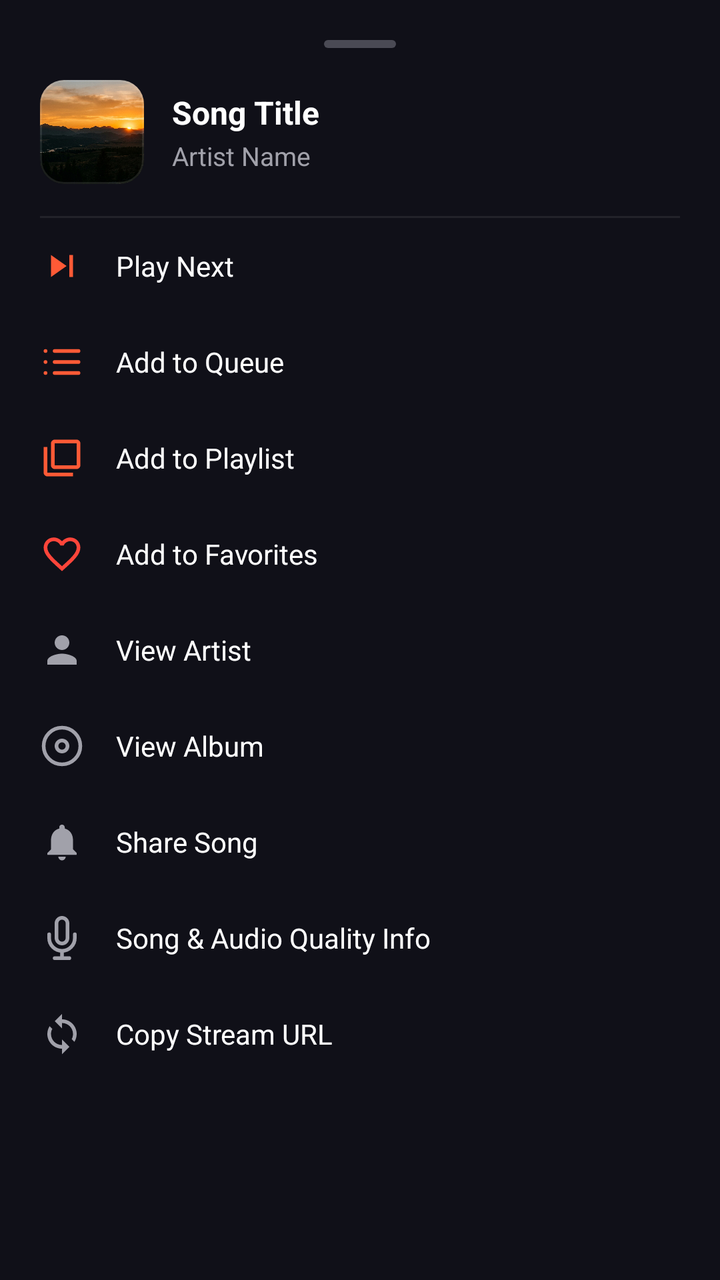
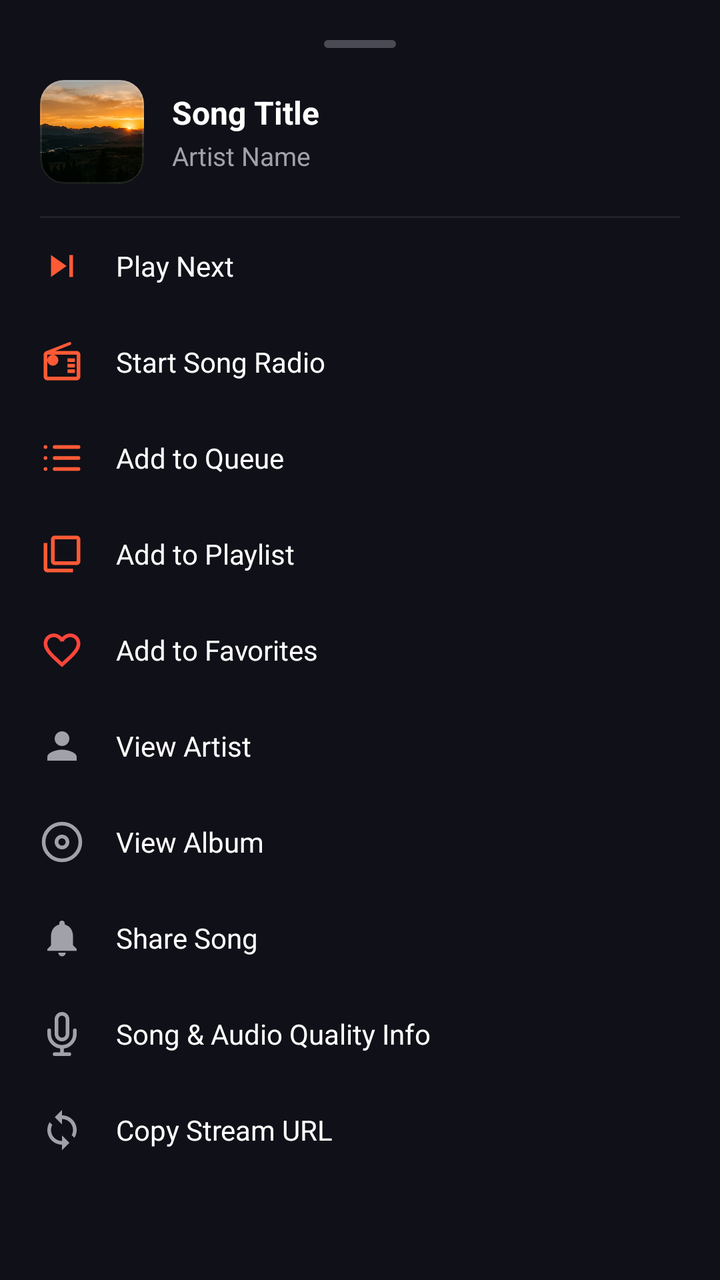

Screens rendered from an Android XML layout before and after an edit, with the pre-edit source and the edit as a unified diff.
<!-- AndroidManifest.xml: application theme Theme.EMBER -->
<!-- res/layout/dialog_song_options.xml -->
<?xml version="1.0" encoding="utf-8"?>
<LinearLayout xmlns:android="http://schemas.android.com/apk/res/android"
    xmlns:app="http://schemas.android.com/apk/res-auto"
    android:layout_width="match_parent"
    android:layout_height="wrap_content"
    android:background="@color/bg_surface"
    android:orientation="vertical"
    android:padding="20dp">

    
    <View
        android:layout_width="36dp"
        android:layout_height="4dp"
        android:layout_gravity="center_horizontal"
        android:background="@drawable/sheet_drag_handle_bg" />

    
    <LinearLayout
        android:layout_width="match_parent"
        android:layout_height="wrap_content"
        android:layout_marginTop="16dp"
        android:layout_marginBottom="16dp"
        android:gravity="center_vertical"
        android:orientation="horizontal">

        <com.google.android.material.card.MaterialCardView
            android:layout_width="52dp"
            android:layout_height="52dp"
            app:cardBackgroundColor="@color/bg_card"
            app:cardCornerRadius="12dp"
            app:cardElevation="0dp"
            app:strokeColor="@color/border_card"
            app:strokeWidth="1dp">

            <ImageView
                android:id="@+id/ivOptionsThumb"
                android:layout_width="match_parent"
                android:layout_height="match_parent"
                android:scaleType="centerCrop"
                android:src="@drawable/ember_banner" />
        </com.google.android.material.card.MaterialCardView>

        <LinearLayout
            android:layout_width="0dp"
            android:layout_height="wrap_content"
            android:layout_marginStart="14dp"
            android:layout_weight="1"
            android:orientation="vertical">

            <TextView
                android:id="@+id/tvOptionsTitle"
                android:layout_width="wrap_content"
                android:layout_height="wrap_content"
                android:ellipsize="end"
                android:maxLines="1"
                android:text="Song Title"
                android:textColor="@color/text_primary"
                android:textSize="16sp"
                android:textStyle="bold" />

            <TextView
                android:id="@+id/tvOptionsArtist"
                android:layout_width="wrap_content"
                android:layout_height="wrap_content"
                android:layout_marginTop="2dp"
                android:ellipsize="end"
                android:maxLines="1"
                android:text="Artist Name"
                android:textColor="@color/text_secondary"
                android:textSize="13sp" />
        </LinearLayout>
    </LinearLayout>

    <View
        android:layout_width="match_parent"
        android:layout_height="1dp"
        android:background="@color/border_subtle" />

    
    
    <LinearLayout
        android:id="@+id/optPlayNext"
        android:layout_width="match_parent"
        android:layout_height="48dp"
        android:background="?attr/selectableItemBackground"
        android:clickable="true"
        android:focusable="true"
        android:gravity="center_vertical"
        android:orientation="horizontal">

        <ImageView
            android:layout_width="22dp"
            android:layout_height="22dp"
            android:src="@drawable/ic_skip_next"
            app:tint="@color/accent_primary" />

        <TextView
            android:layout_width="wrap_content"
            android:layout_height="wrap_content"
            android:layout_marginStart="16dp"
            android:text="Play Next"
            android:textColor="@color/text_primary"
            android:textSize="14sp" />
    </LinearLayout>

    
    <LinearLayout
        android:id="@+id/optAddToQueue"
        android:layout_width="match_parent"
        android:layout_height="48dp"
        android:background="?attr/selectableItemBackground"
        android:clickable="true"
        android:focusable="true"
        android:gravity="center_vertical"
        android:orientation="horizontal">

        <ImageView
            android:layout_width="22dp"
            android:layout_height="22dp"
            android:src="@drawable/ic_queue"
            app:tint="@color/accent_primary" />

        <TextView
            android:layout_width="wrap_content"
            android:layout_height="wrap_content"
            android:layout_marginStart="16dp"
            android:text="Add to Queue"
            android:textColor="@color/text_primary"
            android:textSize="14sp" />
    </LinearLayout>

    
    <LinearLayout
        android:id="@+id/optAddToPlaylist"
        android:layout_width="match_parent"
        android:layout_height="48dp"
        android:background="?attr/selectableItemBackground"
        android:clickable="true"
        android:focusable="true"
        android:gravity="center_vertical"
        android:orientation="horizontal">

        <ImageView
            android:layout_width="22dp"
            android:layout_height="22dp"
            android:src="@drawable/ic_library"
            app:tint="@color/accent_primary" />

        <TextView
            android:layout_width="wrap_content"
            android:layout_height="wrap_content"
            android:layout_marginStart="16dp"
            android:text="Add to Playlist"
            android:textColor="@color/text_primary"
            android:textSize="14sp" />
    </LinearLayout>

    
    <LinearLayout
        android:id="@+id/optLike"
        android:layout_width="match_parent"
        android:layout_height="48dp"
        android:background="?attr/selectableItemBackground"
        android:clickable="true"
        android:focusable="true"
        android:gravity="center_vertical"
        android:orientation="horizontal">

        <ImageView
            android:id="@+id/ivOptLike"
            android:layout_width="22dp"
            android:layout_height="22dp"
            android:src="@drawable/ic_heart"
            app:tint="#FF453A" />

        <TextView
            android:id="@+id/tvOptLike"
            android:layout_width="wrap_content"
            android:layout_height="wrap_content"
            android:layout_marginStart="16dp"
            android:text="Add to Favorites"
            android:textColor="@color/text_primary"
            android:textSize="14sp" />
    </LinearLayout>

    
    <LinearLayout
        android:id="@+id/optViewArtist"
        android:layout_width="match_parent"
        android:layout_height="48dp"
        android:background="?attr/selectableItemBackground"
        android:clickable="true"
        android:focusable="true"
        android:gravity="center_vertical"
        android:orientation="horizontal">

        <ImageView
            android:layout_width="22dp"
            android:layout_height="22dp"
            android:src="@drawable/ic_profile"
            app:tint="@color/text_secondary" />

        <TextView
            android:id="@+id/tvOptViewArtist"
            android:layout_width="wrap_content"
            android:layout_height="wrap_content"
            android:layout_marginStart="16dp"
            android:text="View Artist"
            android:textColor="@color/text_primary"
            android:textSize="14sp" />
    </LinearLayout>

    
    <LinearLayout
        android:id="@+id/optViewAlbum"
        android:layout_width="match_parent"
        android:layout_height="48dp"
        android:background="?attr/selectableItemBackground"
        android:clickable="true"
        android:focusable="true"
        android:gravity="center_vertical"
        android:orientation="horizontal">

        <ImageView
            android:layout_width="22dp"
            android:layout_height="22dp"
            android:src="@drawable/ic_disc"
            app:tint="@color/text_secondary" />

        <TextView
            android:id="@+id/tvOptViewAlbum"
            android:layout_width="wrap_content"
            android:layout_height="wrap_content"
            android:layout_marginStart="16dp"
            android:text="View Album"
            android:textColor="@color/text_primary"
            android:textSize="14sp" />
    </LinearLayout>

    
    <LinearLayout
        android:id="@+id/optShare"
        android:layout_width="match_parent"
        android:layout_height="48dp"
        android:background="?attr/selectableItemBackground"
        android:clickable="true"
        android:focusable="true"
        android:gravity="center_vertical"
        android:orientation="horizontal">

        <ImageView
            android:layout_width="22dp"
            android:layout_height="22dp"
            android:src="@drawable/ic_bell"
            app:tint="@color/text_secondary" />

        <TextView
            android:layout_width="wrap_content"
            android:layout_height="wrap_content"
            android:layout_marginStart="16dp"
            android:text="Share Song"
            android:textColor="@color/text_primary"
            android:textSize="14sp" />
    </LinearLayout>

    
    <LinearLayout
        android:id="@+id/optSongInfo"
        android:layout_width="match_parent"
        android:layout_height="48dp"
        android:background="?attr/selectableItemBackground"
        android:clickable="true"
        android:focusable="true"
        android:gravity="center_vertical"
        android:orientation="horizontal">

        <ImageView
            android:layout_width="22dp"
            android:layout_height="22dp"
            android:src="@drawable/ic_lyrics"
            app:tint="@color/text_secondary" />

        <TextView
            android:layout_width="wrap_content"
            android:layout_height="wrap_content"
            android:layout_marginStart="16dp"
            android:text="Song &amp; Audio Quality Info"
            android:textColor="@color/text_primary"
            android:textSize="14sp" />
    </LinearLayout>

    
    <LinearLayout
        android:id="@+id/optCopyLink"
        android:layout_width="match_parent"
        android:layout_height="48dp"
        android:background="?attr/selectableItemBackground"
        android:clickable="true"
        android:focusable="true"
        android:gravity="center_vertical"
        android:orientation="horizontal">

        <ImageView
            android:layout_width="22dp"
            android:layout_height="22dp"
            android:src="@drawable/ic_sync"
            app:tint="@color/text_secondary" />

        <TextView
            android:layout_width="wrap_content"
            android:layout_height="wrap_content"
            android:layout_marginStart="16dp"
            android:text="Copy Stream URL"
            android:textColor="@color/text_primary"
            android:textSize="14sp" />
    </LinearLayout>

</LinearLayout>
<!-- resources referenced by this layout -->
<resources>
  <color name="accent_primary">#FF5A36</color>
  <color name="bg_card">#101018</color>
  <color name="bg_surface">#101018</color>
  <color name="border_card">#1AFFFFFF</color>
  <color name="border_subtle">#14FFFFFF</color>
  <color name="text_primary">#FFFFFF</color>
  <color name="text_secondary">#A1A1AA</color>
  <!-- drawable ic_disc (drawable) -->
  <vector xmlns:android="http://schemas.android.com/apk/res/android"
      android:width="24dp"
      android:height="24dp"
      android:viewportWidth="24"
      android:viewportHeight="24">
      <path
          android:strokeColor="#FFFFFF"
          android:strokeWidth="2"
          android:fillColor="#00000000"
          android:pathData="M12,2a10,10 0 1,0 10,10A10,10 0 0,0 12,2zm0,7a3,3 0 1,0 3,3A3,3 0 0,0 12,9z" />
  </vector>
  <!-- drawable ic_library (drawable) -->
  <vector xmlns:android="http://schemas.android.com/apk/res/android"
      android:width="24dp"
      android:height="24dp"
      android:viewportWidth="24"
      android:viewportHeight="24">
    <path
        android:fillColor="#FFFFFF"
        android:pathData="M4,6H2v14c0,1.1 0.9,2 2,2h14v-2H4V6zm16,-4H8c-1.1,0 -2,0.9 -2,2v12c0,1.1 0.9,2 2,2h12c1.1,0 2,-0.9 2,-2V4c0,-1.1 -0.9,-2 -2,-2zm0,14H8V4h12v12z"/>
  </vector>
  <!-- drawable ic_profile (drawable) -->
  <vector xmlns:android="http://schemas.android.com/apk/res/android"
      android:width="24dp"
      android:height="24dp"
      android:viewportWidth="24"
      android:viewportHeight="24">
    <path
        android:fillColor="#FFFFFF"
        android:pathData="M12,12c2.21,0 4,-1.79 4,-4s-1.79,-4 -4,-4 -4,1.79 -4,4 1.79,4 4,4zm0,2c-2.67,0 -8,1.34 -8,4v2h16v-2c0,-2.66 -5.33,-4 -8,-4z"/>
  </vector>
  <!-- drawable ic_skip_next (drawable) -->
  <vector xmlns:android="http://schemas.android.com/apk/res/android"
      android:width="36dp"
      android:height="36dp"
      android:viewportWidth="24"
      android:viewportHeight="24">
    <path
        android:fillColor="#FFFFFF"
        android:pathData="M6,18l8.5,-6L6,6v12zM16,6v12h2V6h-2z"/>
  </vector>
  <!-- drawable sheet_drag_handle_bg (drawable) -->
  <?xml version="1.0" encoding="utf-8"?>
  <shape xmlns:android="http://schemas.android.com/apk/res/android"
      android:shape="rectangle">
      <solid android:color="#4A4A54" />
      <corners android:radius="2dp" />
  </shape>
  <color name="bg_default">#070709</color>
  <color name="white">#FFFFFFFF</color>
  <color name="accent_secondary">#FF8A45</color>
  <color name="surface_card">#101018</color>
  <style name="Widget.Ember.BottomSheetDialog" parent="ThemeOverlay.MaterialComponents.BottomSheetDialog">
          <item name="bottomSheetStyle">@style/Widget.Ember.TransparentBottomSheet</item>
          <item name="android:windowBackground">@android:color/transparent</item>
          <item name="android:colorBackground">@android:color/transparent</item>
      </style>
  <style name="Widget.Ember.TransparentBottomSheet" parent="Widget.MaterialComponents.BottomSheet">
          <item name="android:background">@android:color/transparent</item>
          <item name="backgroundTint">@android:color/transparent</item>
      </style>
  <!-- unchanged entries left out for length: 7 -->
</resources>

<!-- the commit's change to res/layout/dialog_song_options.xml (unified diff, before → after) -->
@@ -105,6 +105,32 @@
 
     
     <LinearLayout
+        android:id="@+id/optStartRadio"
+        android:layout_width="match_parent"
+        android:layout_height="48dp"
+        android:background="?attr/selectableItemBackground"
+        android:clickable="true"
+        android:focusable="true"
+        android:gravity="center_vertical"
+        android:orientation="horizontal">
+
+        <ImageView
+            android:layout_width="22dp"
+            android:layout_height="22dp"
+            android:src="@drawable/ic_radio"
+            app:tint="@color/accent_primary" />
+
+        <TextView
+            android:layout_width="wrap_content"
+            android:layout_height="wrap_content"
+            android:layout_marginStart="16dp"
+            android:text="Start Song Radio"
+            android:textColor="@color/text_primary"
+            android:textSize="14sp" />
+    </LinearLayout>
+
+    
+    <LinearLayout
         android:id="@+id/optAddToQueue"
         android:layout_width="match_parent"
         android:layout_height="48dp"
<!-- resource entries referenced after the edit -->
@@ -39,6 +39,16 @@
         android:fillColor="#FFFFFF"
         android:pathData="M12,12c2.21,0 4,-1.79 4,-4s-1.79,-4 -4,-4 -4,1.79 -4,4 1.79,4 4,4zm0,2c-2.67,0 -8,1.34 -8,4v2h16v-2c0,-2.66 -5.33,-4 -8,-4z"/>
   </vector>
+  <!-- drawable ic_radio (drawable) -->
+  <vector xmlns:android="http://schemas.android.com/apk/res/android"
+      android:width="24dp"
+      android:height="24dp"
+      android:viewportWidth="24"
+      android:viewportHeight="24">
+    <path
+        android:fillColor="@android:color/white"
+        android:pathData="M3.24,6.15C2.51,6.43 2,7.17 2,8v12c0,1.1 0.9,2 2,2h16c1.1,0 2,-0.9 2,-2V8c0,-1.1 -0.9,-2 -2,-2H8.3l8.26,-3.34c0.41,-0.17 0.61,-0.63 0.45,-1.05 -0.16,-0.42 -0.63,-0.62 -1.05,-0.45L3.24,6.15zM4,8h16v12H4V8zM7,14c1.66,0 3,-1.34 3,-3s-1.34,-3 -3,-3 -3,1.34 -3,3 1.34,3 3,3zM15,10h4v2h-4v-2zM15,13h4v2h-4v-2zM15,16h4v2h-4v-2z"/>
+  </vector>
   <!-- drawable ic_skip_next (drawable) -->
   <vector xmlns:android="http://schemas.android.com/apk/res/android"
       android:width="36dp"
